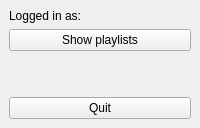
Before: the Qt Designer form gpmp/ui/main_menu.ui in odiroot/PyGPMP, drawn with Qt 5.
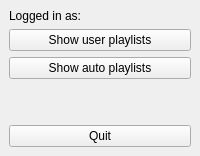
After: the same form once the commit is applied.

Commit message: Display auto playlists listing.

```diff
--- a/gpmp/ui/main_menu.ui
+++ b/gpmp/ui/main_menu.ui
@@ -14,7 +14,14 @@
     <item>
      <widget class="QPushButton" name="btn_playlists">
       <property name="text">
-       <string>Show playlists</string>
+       <string>Show user playlists</string>
+      </property>
+     </widget>
+    </item>
+    <item>
+     <widget class="QPushButton" name="btn_auto_lists">
+      <property name="text">
+       <string>Show auto playlists</string>
       </property>
      </widget>
     </item>
```
Left out of the diff: 2 changed lines with no effect on the pictures. The commit also changes 6 other files.
